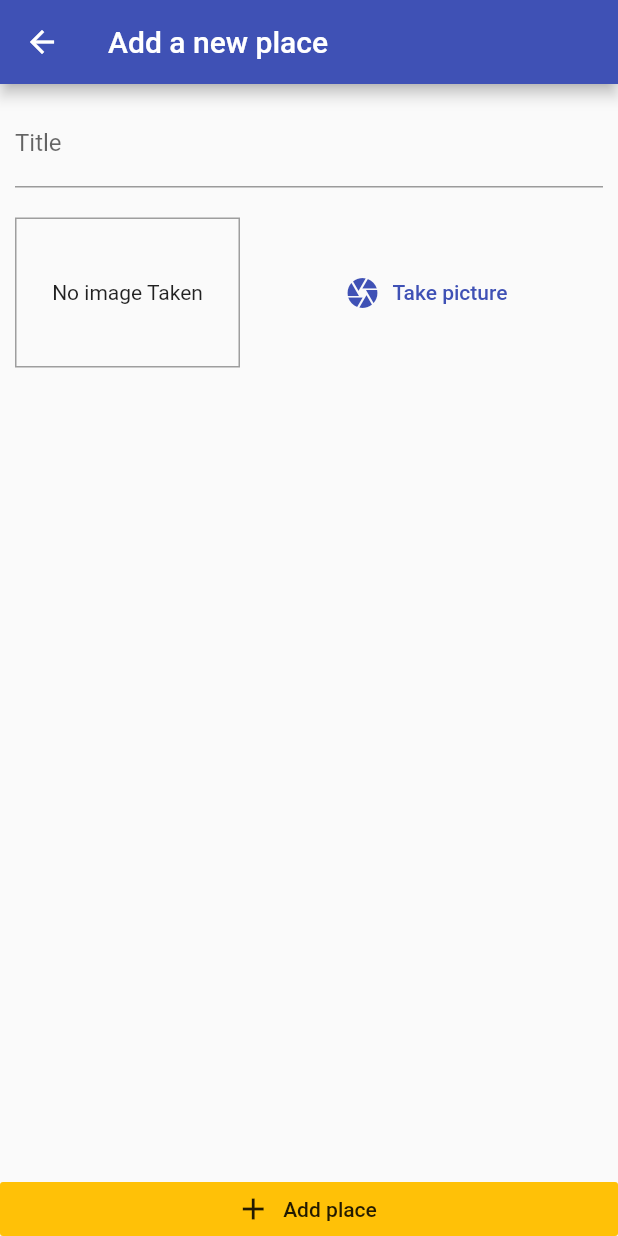
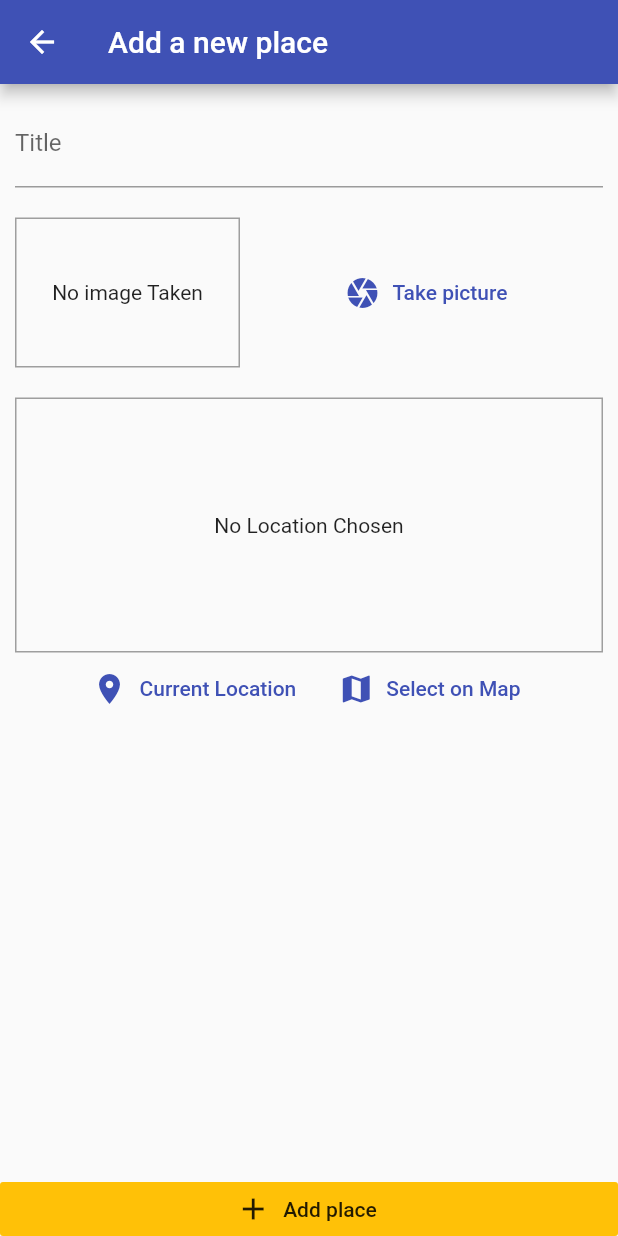
Before and after one commit to RubeshChandar/Great_places, a Flutter app: the AddPlaceScreen screen opened by its route, on a phone screen of 412 x 824 dp. Run offline on Flutter 3.47's test engine with Material 2 defaults, Android fonts, the phone set to English and light mode, and no system bars; our stand-ins replace image_picker, sqflite; accounts and stored records are empty.

Commit message:
Added the outline for location_input.dart and also added the location package in pubspec.yaml (not used it just imported it)

```diff
--- a/lib/screens/add_place_screen.dart
+++ b/lib/screens/add_place_screen.dart
@@ -2,6 +2,7 @@ import 'dart:io';
 import 'package:flutter/material.dart';
 import 'package:provider/provider.dart';
 import '../widgets/image_input.dart';
+import '../widgets/location_input.dart';
 import '../providers/great_places.dart';
 
 class AddPlaceScreen extends StatefulWidget {
@@ -54,6 +55,10 @@ class _AddPlaceScreenState extends State<AddPlaceScreen> {
                       height: 20,
                     ),
                     ImageInput(_selectImage),
+                    SizedBox(
+                      height: 20,
+                    ),
+                    LocationInput(),
                   ],
                 ),
               ),
--- /dev/null
+++ b/lib/widgets/location_input.dart
@@ -0,0 +1,55 @@
+import 'package:flutter/material.dart';
+
+class LocationInput extends StatefulWidget {
+  const LocationInput({Key key}) : super(key: key);
+
+  @override
+  _LocationInputState createState() => _LocationInputState();
+}
+
+class _LocationInputState extends State<LocationInput> {
+  String _previewImageUrl;
+
+  @override
+  Widget build(BuildContext context) {
+    return Column(
+      children: [
+        Container(
+          height: 170,
+          width: double.infinity,
+          alignment: Alignment.center,
+          decoration: BoxDecoration(
+            border: Border.all(width: 1, color: Colors.grey),
+          ),
+          child: _previewImageUrl == null
+              ? Text(
+                  "No Location Chosen",
+                  textAlign: TextAlign.center,
+                )
+              : Image.network(
+                  _previewImageUrl,
+                  fit: BoxFit.cover,
+                  width: double.infinity,
+                ),
+        ),
+        Row(
+          mainAxisAlignment: MainAxisAlignment.center,
+          children: [
+            FlatButton.icon(
+              onPressed: () {},
+              icon: Icon(Icons.location_on),
+              label: Text("Current Location"),
+              textColor: Theme.of(context).primaryColor,
+            ),
+            FlatButton.icon(
+              onPressed: () {},
+              icon: Icon(Icons.map),
+              label: Text("Select on Map"),
+              textColor: Theme.of(context).primaryColor,
+            ),
+          ],
+        ),
+      ],
+    );
+  }
+}
--- a/pubspec.yaml
+++ b/pubspec.yaml
@@ -28,6 +28,7 @@ dependencies:
   path_provider: ^1.6.28
   path: ^1.7.0
   sqflite: ^1.3.2+4
+  location: ^3.0.0
 
   # The following adds the Cupertino Icons font to your application.
   # Use with the CupertinoIcons class for iOS style icons.
```
Also changed, not shown: pubspec.lock, 7 other files.
